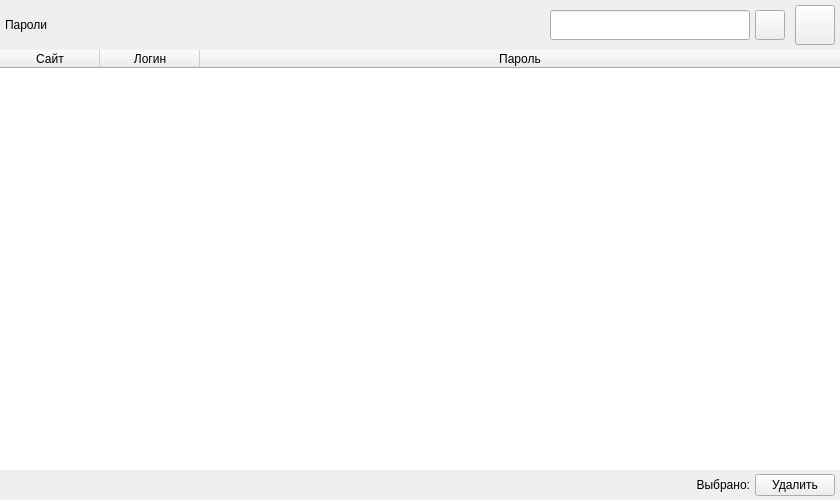
Before: the Qt Designer form core/ui/layout/raw/main_page_widget.ui in akato-the-dragon/Obscura, drawn with Qt 5.
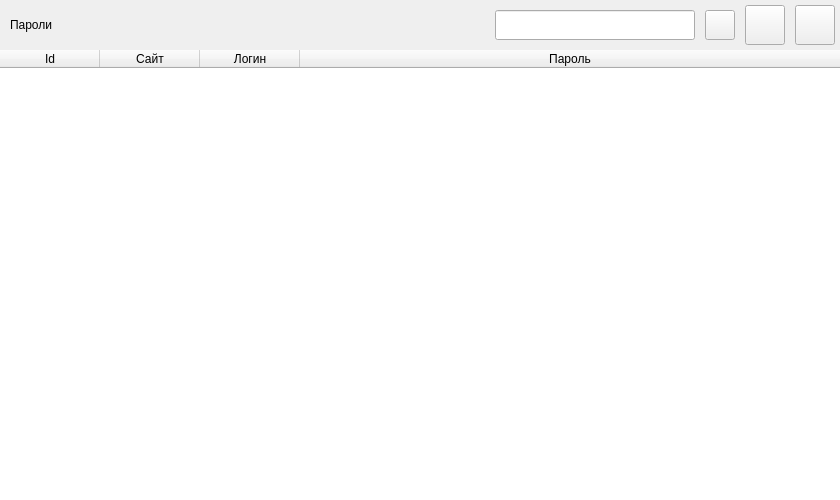
After: the same form once the commit is applied. Custom widgets are drawn as their Qt base class.

Commit message: Working with main page

```diff
--- a/core/ui/layout/raw/main_page_widget.ui
+++ b/core/ui/layout/raw/main_page_widget.ui
@@ -39,7 +39,7 @@
        <number>10</number>
       </property>
       <property name="leftMargin">
-       <number>5</number>
+       <number>10</number>
       </property>
       <property name="topMargin">
        <number>0</number>
@@ -66,7 +66,10 @@
       <item>
        <layout class="QHBoxLayout" name="search_layout">
         <property name="spacing">
-         <number>5</number>
+         <number>10</number>
+        </property>
+        <property name="rightMargin">
+         <number>0</number>
         </property>
         <item>
          <widget class="QLineEdit" name="search_line_edit">
@@ -120,6 +123,25 @@
         </item>
        </layout>
       </item>
+      <item>
+       <widget class="FadingButton" name="delete_button">
+        <property name="sizePolicy">
+         <sizepolicy hsizetype="Fixed" vsizetype="Fixed">
+          <horstretch>40</horstretch>
+          <verstretch>40</verstretch>
+         </sizepolicy>
+        </property>
+        <property name="minimumSize">
+         <size>
+          <width>40</width>
+          <height>40</height>
+         </size>
+        </property>
+        <property name="text">
+         <string/>
+        </property>
+       </widget>
+      </item>
       <item>
        <widget class="FadingButton" name="add_button">
         <property name="sizePolicy">
@@ -180,6 +202,11 @@
      <attribute name="verticalHeaderVisible">
       <bool>false</bool>
      </attribute>
+     <column>
+      <property name="text">
+       <string>Id</string>
+      </property>
+     </column>
      <column>
       <property name="text">
        <string>Сайт</string>
@@ -197,62 +224,6 @@
      </column>
     </widget>
    </item>
-   <item>
-    <widget class="QWidget" name="bottom_widget" native="true">
-     <property name="minimumSize">
-      <size>
-       <width>0</width>
-       <height>30</height>
-      </size>
-     </property>
-     <layout class="QHBoxLayout" name="bottom_layout">
-      <property name="spacing">
-       <number>5</number>
-      </property>
-      <property name="leftMargin">
-       <number>5</number>
-      </property>
-      <property name="topMargin">
-       <number>0</number>
-      </property>
-      <property name="rightMargin">
-       <number>5</number>
-      </property>
-      <property name="bottomMargin">
-       <number>0</number>
-      </property>
-      <item>
-       <widget class="QLabel" name="choosed_label">
-        <property name="sizePolicy">
-         <sizepolicy hsizetype="Expanding" vsizetype="Preferred">
-          <horstretch>0</horstretch>
-          <verstretch>0</verstretch>
-         </sizepolicy>
-        </property>
-        <property name="text">
-         <string>Выбрано:</string>
-        </property>
-        <property name="alignment">
-         <set>Qt::AlignRight|Qt::AlignTrailing|Qt::AlignVCenter</set>
-        </property>
-       </widget>
-      </item>
-      <item>
-       <widget class="FadingButton" name="delete_button">
-        <property name="cursor">
-         <cursorShape>PointingHandCursor</cursorShape>
-        </property>
-        <property name="focusPolicy">
-         <enum>Qt::TabFocus</enum>
-        </property>
-        <property name="text">
-         <string>Удалить</string>
-        </property>
-       </widget>
-      </item>
-     </layout>
-    </widget>
-   </item>
   </layout>
  </widget>
  <customwidgets>
```
The commit also changes 23 other files.
